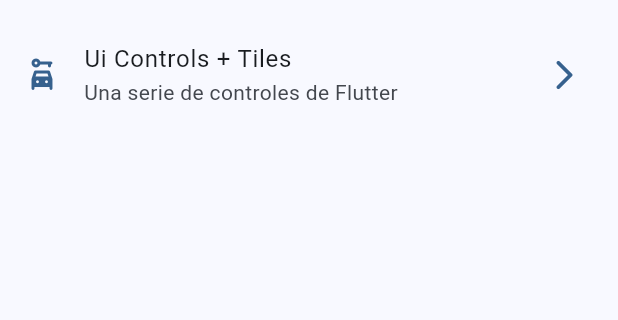
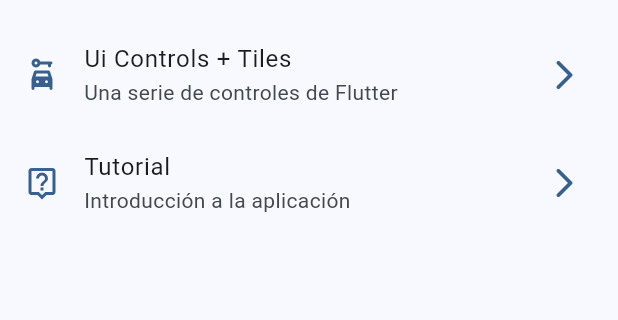
Before and after one commit to Oved/WidgetsApp, a Flutter app: the screen it shows after launch, on a phone screen of 412 x 824 dp, the part 603-923 px from its top. Run offline on Flutter 3.47's test engine with Material 2 defaults, Android fonts, the phone set to English and light mode, and no system bars; our stand-ins replace go_router.

Commit message:
Se agrega item de tutorial e imágenes

```diff
--- a/lib/config/menu/menu_items.dart
+++ b/lib/config/menu/menu_items.dart
@@ -44,5 +44,10 @@ const appMenuItems = <MenuItems>[
       subTitle: 'Una serie de controles de Flutter',
       link: '/ui-controls',
       icon: Icons.car_rental_rounded),
+  MenuItems(
+      title: 'Tutorial',
+      subTitle: 'Introducción a la aplicación',
+      link: '/tutorial',
+      icon: Icons.live_help_outlined),
   //MenuItems(title: 'Botones', subTitle: 'Varios botones en Flutter', link: '/buttons', icon: Icons.smart_button_outlined),
 ];
--- a/lib/config/router/app_router.dart
+++ b/lib/config/router/app_router.dart
@@ -38,5 +38,10 @@ final appRouter = GoRouter(
       name: UiControlsScreen.name,
       builder: (context, state) => const UiControlsScreen(),
     ),
+    GoRoute(
+      path: '/tutorial',
+      name: AppTutorialScreen.name,
+      builder: (context, state) => const AppTutorialScreen(),
+    ),
   ],
 );
--- a/pubspec.yaml
+++ b/pubspec.yaml
@@ -18,3 +18,6 @@ dev_dependencies:
 
 flutter:
   uses-material-design: true
+
+assets:
+- assets/images/
```
Also changed, not shown: assets/images/1.png (added), assets/images/2.png (added), assets/images/3.png (added), assets/images/jar-loading.gif (added).
